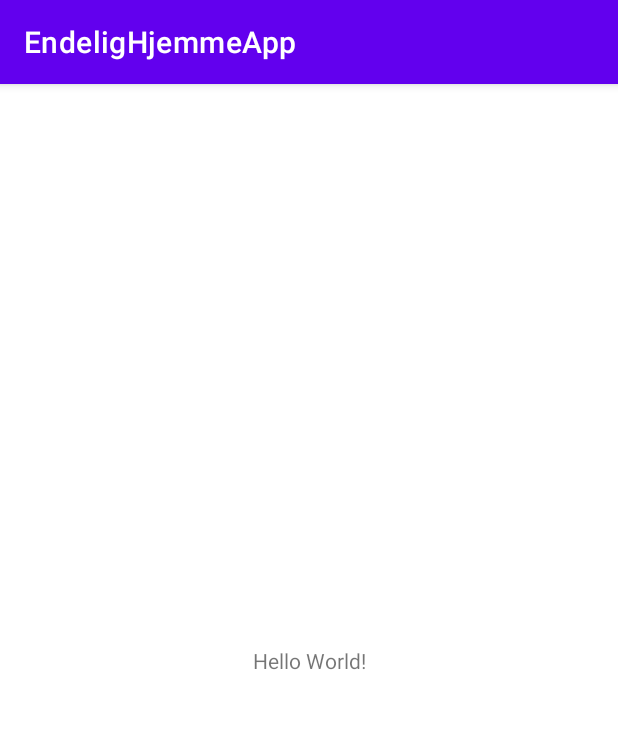
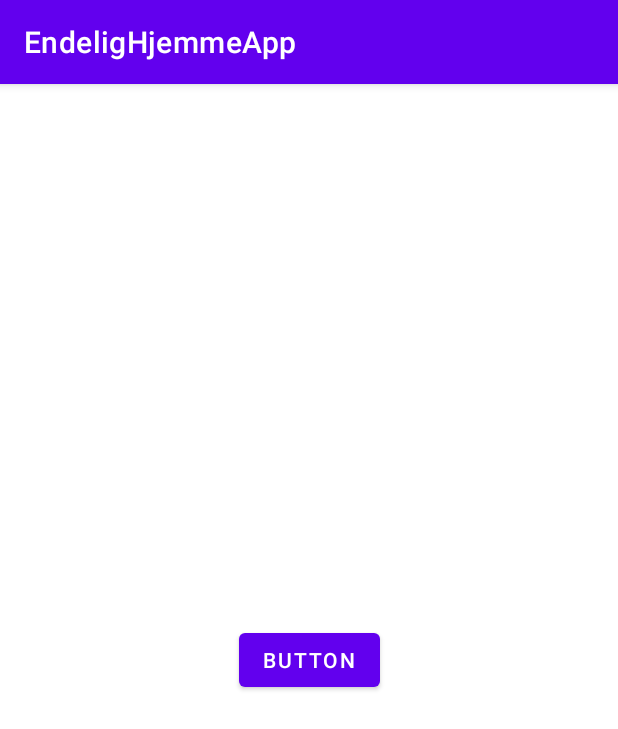
Before and after one commit to kbjerringfelt/EndeligHjemmeApp, an Android app: the screen it shows after launch (MainActivity), on a phone screen of 412 x 824 dp. Shown: the top 729 px of the screen. Run offline under Robolectric (Android 15) with nearby library versions, the phone set to English and light mode, and no system bars.

Commit message:
added button

```diff
--- a/app/src/main/java/dk/au/au339038/bachelorprojekt/endelighjemmeapp/MainActivity.java
+++ b/app/src/main/java/dk/au/au339038/bachelorprojekt/endelighjemmeapp/MainActivity.java
@@ -3,12 +3,16 @@ package dk.au.au339038.bachelorprojekt.endelighjemmeapp;
 import androidx.appcompat.app.AppCompatActivity;
 
 import android.os.Bundle;
+import android.widget.Button;
 
 public class MainActivity extends AppCompatActivity {
 
+    Button button1;
     @Override
     protected void onCreate(Bundle savedInstanceState) {
         super.onCreate(savedInstanceState);
         setContentView(R.layout.activity_main);
+
+
     }
 }
--- a/app/src/main/res/layout/activity_main.xml
+++ b/app/src/main/res/layout/activity_main.xml
@@ -6,13 +6,13 @@
     android:layout_height="match_parent"
     tools:context=".MainActivity">
 
-    <TextView
+    <Button
+        android:id="@+id/button"
         android:layout_width="wrap_content"
         android:layout_height="wrap_content"
-        android:text="Hello World!"
+        android:text="Button"
         app:layout_constraintBottom_toBottomOf="parent"
-        app:layout_constraintLeft_toLeftOf="parent"
-        app:layout_constraintRight_toRightOf="parent"
+        app:layout_constraintEnd_toEndOf="parent"
+        app:layout_constraintStart_toStartOf="parent"
         app:layout_constraintTop_toTopOf="parent" />
-
 </androidx.constraintlayout.widget.ConstraintLayout>
```
